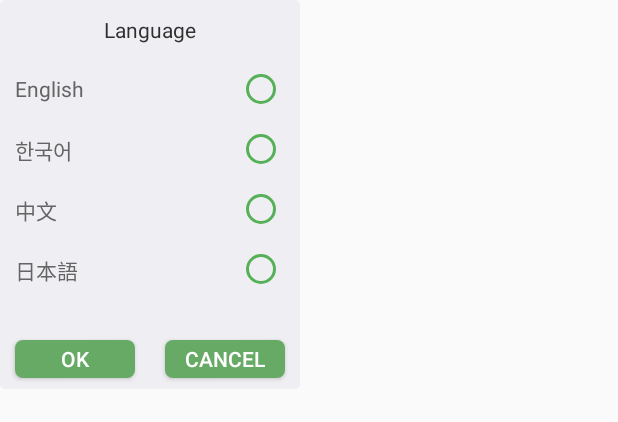
After one commit to wiffy-io/BitMex-ticker-android, an Android app: the layout activity_language.xml on its own in the app's theme, with its tools: preview values and no code run, on a phone screen of 412 x 824 dp. The commit adds this screen. Shown: the top 422 px of the screen. Run offline under Robolectric (Android 15) with nearby library versions, the phone set to English and light mode, and no system bars.

Commit message:
20190617/12:00AM

```diff
--- a/app/src/main/java/com/pale_cosmos/bitmexticker/ui/Setting/SettingActivity.kt
+++ b/app/src/main/java/com/pale_cosmos/bitmexticker/ui/Setting/SettingActivity.kt
@@ -167,4 +167,9 @@ class SettingActivity : AppCompatActivity(), SettingContract.View, GestureDetect
             super.setRequestedOrientation(requestedOrientation)
         }
     }
+
+    override fun openLanguageSetting() {
+        startActivity(Intent(applicationContext,LanguageActivity::class.java))
+        overridePendingTransition(R.anim.abc_fade_in, R.anim.abc_fade_out)
+    }
 }
--- a/app/src/main/java/com/pale_cosmos/bitmexticker/ui/Setting/SettingContract.kt
+++ b/app/src/main/java/com/pale_cosmos/bitmexticker/ui/Setting/SettingContract.kt
@@ -18,6 +18,7 @@ interface SettingContract {
         fun getStringTo(id:Int):String
         fun clipOnBoard(clipBoardMessage:String)
         fun urlParseToMarket(url:String)
+        fun openLanguageSetting()
     }
 
     interface Presenter
--- a/app/src/main/java/com/pale_cosmos/bitmexticker/ui/Setting/SettingPresenter.kt
+++ b/app/src/main/java/com/pale_cosmos/bitmexticker/ui/Setting/SettingPresenter.kt
@@ -35,7 +35,7 @@ class SettingPresenter(act: SettingContract.View, cnt:Context) : SettingContract
                 mView.startDialog(mView.getStringTo(R.string.addmin_mail), "E-mail copied in clipboard")
             },
             listener5 = View.OnClickListener {
-
+                mView.openLanguageSetting()
             })
     }
     override fun setSystemLanguage() {
--- /dev/null
+++ b/app/src/main/res/drawable/custom_ripple.xml
@@ -0,0 +1,12 @@
+<?xml version="1.0" encoding="utf-8"?>
+<ripple xmlns:android="http://schemas.android.com/apk/res/android"
+        android:color="@color/green"> <!-- Ripple Effect 색상 -->
+
+    <!-- 배경색 -->
+    <item android:id="@android:id/background">
+        <shape android:shape="rectangle">
+            <solid android:color="@color/light_table_out"/>
+        </shape>
+    </item>
+
+</ripple>
--- a/app/src/main/res/layout/activity_dialog.xml
+++ b/app/src/main/res/layout/activity_dialog.xml
@@ -17,7 +17,7 @@
                   android:layout_height="wrap_content"
                   android:layout_centerHorizontal="true"
                   android:textColor="@color/light_title"
-                  android:text="Title"
+                  android:text="@string/Title"
                   android:textAlignment="center"
                   android:textSize="18sp"
                   android:layout_marginTop="10dp"
@@ -32,7 +32,6 @@
                   android:layout_gravity="center"
                   android:textAlignment="center"
                   android:id="@+id/contextInDialog"
-                  android:text="context"
                   android:textColor="@color/light_title2"
                   android:layout_marginTop="10dp"/>
 
--- /dev/null
+++ b/app/src/main/res/layout/activity_language.xml
@@ -0,0 +1,195 @@
+<?xml version="1.0" encoding="utf-8"?>
+<androidx.cardview.widget.CardView
+        xmlns:android="http://schemas.android.com/apk/res/android"
+        xmlns:app="http://schemas.android.com/apk/res-auto"
+        xmlns:tools="http://schemas.android.com/tools"
+        android:layout_width="wrap_content"
+        android:layout_height="wrap_content"
+        app:cardCornerRadius="3dp"
+        app:cardElevation="0dp"
+        android:clickable="true"
+        android:focusable="true"
+        app:cardBackgroundColor="@color/light_table_out">
+
+    <RelativeLayout
+            android:backgroundTint="#ffffffff"
+            android:layout_width="match_parent"
+            android:layout_height="match_parent">
+        <TextView
+                android:id="@+id/langSet"
+                android:textColor="@color/light_title"
+                android:layout_width="wrap_content"
+                android:layout_height="wrap_content"
+                android:text="@string/Language"
+                android:layout_alignParentTop="true"
+                android:layout_centerHorizontal="true"
+                android:gravity="center_horizontal"
+                android:layout_margin="10dp"
+        />
+        <RelativeLayout
+                android:id="@+id/lang_Relative"
+                android:layout_below="@id/langSet"
+                android:layout_width="wrap_content"
+                android:layout_height="wrap_content">
+
+            <RelativeLayout
+                    android:background="@drawable/custom_ripple"
+                    android:clickable="true"
+                    android:focusable="true"
+                    android:id="@+id/lang_EN"
+                    android:layout_alignParentTop="true"
+                    android:layout_width="200dp"
+                    android:layout_height="40dp"
+            >
+                <TextView
+                        android:textColor="@color/light_title2"
+                        android:layout_alignParentStart="true"
+                        android:layout_width="wrap_content"
+                        android:layout_height="wrap_content"
+                        android:layout_centerVertical="true"
+                        android:layout_margin="10dp"
+                        android:text="English"
+                />
+                <androidx.appcompat.widget.AppCompatRadioButton
+                        android:buttonTint="@color/green"
+                        android:clickable="false"
+                        android:layout_alignParentEnd="true"
+                        android:layout_width="wrap_content"
+                        android:layout_height="wrap_content"
+                        android:layout_centerVertical="true"
+                        android:layout_margin="10dp"/>
+            </RelativeLayout>
+            <RelativeLayout
+                    android:background="@drawable/custom_ripple"
+                    android:clickable="true"
+                    android:focusable="true"
+                    android:id="@+id/lang_KO"
+                    android:layout_below="@id/lang_EN"
+                    android:layout_width="200dp"
+                    android:layout_height="40dp"
+            >
+                <TextView
+                        android:textColor="@color/light_title2"
+                        android:layout_alignParentStart="true"
+                        android:layout_width="wrap_content"
+                        android:layout_height="wrap_content"
+                        android:layout_centerVertical="true"
+                        android:layout_margin="10dp"
+                        android:text="한국어"
+                />
+                <androidx.appcompat.widget.AppCompatRadioButton
+                        android:buttonTint="@color/green"
+                        android:clickable="false"
+                        android:layout_alignParentEnd="true"
+                        android:layout_width="wrap_content"
+                        android:layout_height="wrap_content"
+                        android:layout_centerVertical="true"
+                        android:layout_margin="10dp"/>
+            </RelativeLayout>
+
+            <RelativeLayout
+                    android:background="@drawable/custom_ripple"
+                    android:clickable="true"
+                    android:focusable="true"
+                    android:id="@+id/lang_ZH"
+                    android:layout_below="@id/lang_KO"
+                    android:layout_width="200dp"
+                    android:layout_height="40dp"
+            >
+                <TextView
+                        android:textColor="@color/light_title2"
+                        android:layout_alignParentStart="true"
+                        android:layout_width="wrap_content"
+                        android:layout_height="wrap_content"
+                        android:layout_centerVertical="true"
+                        android:layout_margin="10dp"
+                        android:text="中文"
+                />
+                <androidx.appcompat.widget.AppCompatRadioButton
+                        android:buttonTint="@color/green"
+                        android:clickable="false"
+                        android:layout_alignParentEnd="true"
+                        android:layout_width="wrap_content"
+                        android:layout_height="wrap_content"
+                        android:layout_centerVertical="true"
+                        android:layout_margin="10dp"/>
+            </RelativeLayout>
+            <RelativeLayout
+                    android:background="@drawable/custom_ripple"
+                    android:clickable="true"
+                    android:focusable="true"
+                    android:id="@+id/lang_JA"
+                    android:layout_below="@id/lang_ZH"
+                    android:layout_width="200dp"
+                    android:layout_height="40dp"
+            >
+                <TextView
+                        android:textColor="@color/light_title2"
+                        android:layout_alignParentStart="true"
+                        android:layout_width="wrap_content"
+                        android:layout_height="wrap_content"
+                        android:layout_centerVertical="true"
+                        android:layout_margin="10dp"
+                        android:text="日本語"
+                />
+                <androidx.appcompat.widget.AppCompatRadioButton
+                        android:buttonTint="@color/green"
+                        android:clickable="false"
+                        android:layout_alignParentEnd="true"
+                        android:layout_width="wrap_content"
+                        android:layout_height="wrap_content"
+                        android:layout_centerVertical="true"
+                        android:layout_margin="10dp"/>
+            </RelativeLayout>
+            <RelativeLayout
+                    android:id="@+id/makeText"
+                    android:layout_below="@id/lang_JA"
+                    android:layout_width="200dp"
+                    android:layout_height="20dp"
+            >
+                <TextView
+                        android:textColor="@color/red"
+                        android:layout_width="wrap_content"
+                        android:layout_height="wrap_content"
+                        android:layout_centerInParent="true"
+                        android:textSize="10sp"
+                        tools:ignore="SmallSp"/>
+            </RelativeLayout>
+            <RelativeLayout
+                    android:id="@+id/button_lan"
+                    android:layout_below="@id/makeText"
+                    android:layout_width="200dp"
+                    android:layout_height="40dp"
+            >
+                <Button
+                        android:background="@drawable/dialog_button"
+                        android:layout_centerVertical="true"
+                        android:layout_alignParentStart="true"
+                        android:layout_marginStart="10dp"
+                        android:id="@+id/OK"
+                        android:textColor="@color/WHITE"
+                        android:text="@string/OK"
+                        android:layout_width="80dp"
+                        android:layout_height="25dp"/>
+                <View
+                        android:id="@+id/centeralView"
+                        android:layout_width="0dp"
+                        android:layout_height="match_parent"
+                        android:layout_centerInParent="true"
+                />
+                <Button
+                        android:background="@drawable/dialog_button"
+                        android:layout_centerVertical="true"
+                        android:layout_alignParentEnd="true"
+                        android:textColor="@color/WHITE"
+                        android:layout_marginEnd="10dp"
+                        android:text="@string/CANCEL"
+                        android:id="@+id/CANCEL"
+                        android:layout_width="80dp"
+                        android:layout_height="25dp"/>
+
+            </RelativeLayout>
+        </RelativeLayout>
+
+    </RelativeLayout>
+</androidx.cardview.widget.CardView>
--- a/app/src/main/res/values/strings.xml
+++ b/app/src/main/res/values/strings.xml
@@ -10,6 +10,8 @@
     <string name="tem">---</string>
 
     <string name="Recent_Trades">Recent Trades</string>
+    <string name="OK">OK</string>
+    <string name="CANCEL">CANCEL</string>
 
     <!-- Setting String Sources -->
     <string name="open_source">AndroidWebSocket\nhttps://www.naver.com\n</string>
--- a/app/src/main/res/values/styles.xml
+++ b/app/src/main/res/values/styles.xml
@@ -8,6 +8,9 @@
         <item name="colorAccent">@color/colorAccent</item>
         <item name="colorControlHighlight">@color/light_title</item>
     </style>
-
+    <style name="dialog" parent="Theme.AppCompat.Dialog">
+        <item name="windowActionBar">false</item>
+        <item name="windowNoTitle">true</item>
+    </style>
 
 </resources>
```
Also changed, not shown: app/src/main/AndroidManifest.xml (+7 -2 lines), app/src/main/java/com/pale_cosmos/bitmexticker/model/Util.kt (+20 -7 lines), app/src/main/java/com/pale_cosmos/bitmexticker/ui/Setting/LanguageActivity.kt (added, +140 -0 lines), 4 other files.
